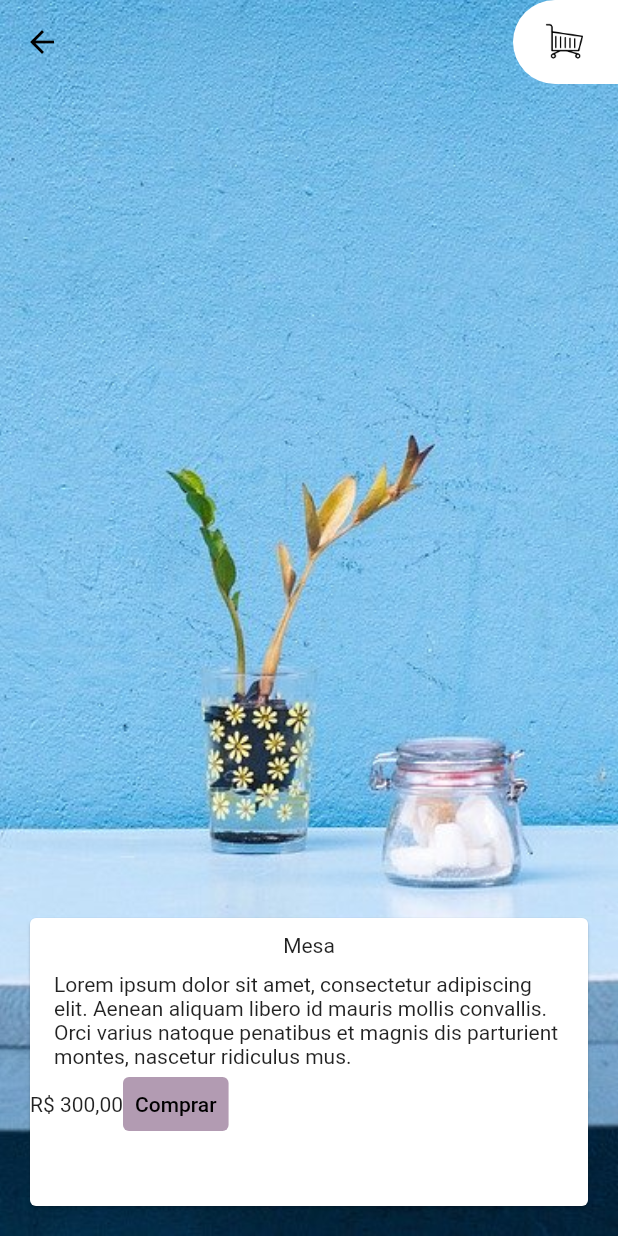
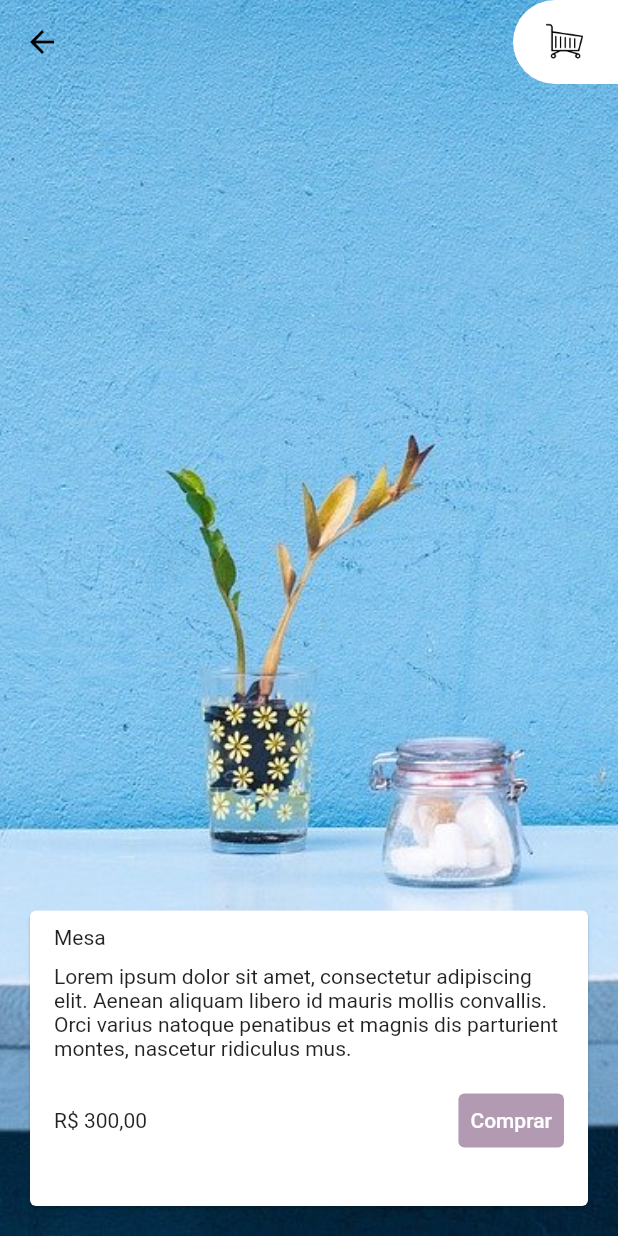
Before and after one commit to 54cr4m3n70/lojinha_alura, a Flutter app: the screen it shows after launch, after a tap on "Mesa", on a phone screen of 412 x 824 dp. Run offline on Flutter 3.47's test engine with Material 2 defaults, Android fonts, the phone set to English and light mode, and no system bars.

Commit message:
03_Textos

```diff
--- a/lib/pages/detalhes.dart
+++ b/lib/pages/detalhes.dart
@@ -26,7 +26,7 @@ class Detalhes extends StatelessWidget {
           alignment: Alignment.bottomCenter,
           child: Container(
             margin: EdgeInsets.all(16),
-            height: 200,
+            height: 205,
             child: CardDetalhes(
               movel: movel,
             ),
--- a/lib/widgets/card_detalhes.dart
+++ b/lib/widgets/card_detalhes.dart
@@ -17,21 +17,26 @@ class CardDetalhes extends StatelessWidget {
   Widget build(BuildContext context) {
     return Card(
       child: Column(
+        crossAxisAlignment: CrossAxisAlignment.start,
         children: [
           TextoDetalhes(texto: movel.titulo),
           TextoDetalhes(texto: movel.descricao),
-          Row(
+          Container(
+            margin: EdgeInsets.only(left: 16, right: 16, top: 16, bottom: 8),
+            child: Row(
+              mainAxisAlignment: MainAxisAlignment.spaceBetween,
               children: [
                 Text(formatacaoReais(movel.preco)),
                 TextButton(
                   style: TextButton.styleFrom(
                     backgroundColor: Theme.of(context).primaryColor,
-                  primary: Colors.black,
+                    primary: Colors.white,
                   ),
                   onPressed: () {},
                   child: Text('Comprar'),
                 )
               ],
+            ),
           )
         ],
       ),
```
Also changed, not shown: pubspec.yaml (+4 -6 lines). Lines whose indentation alone changed are shown as unchanged.
